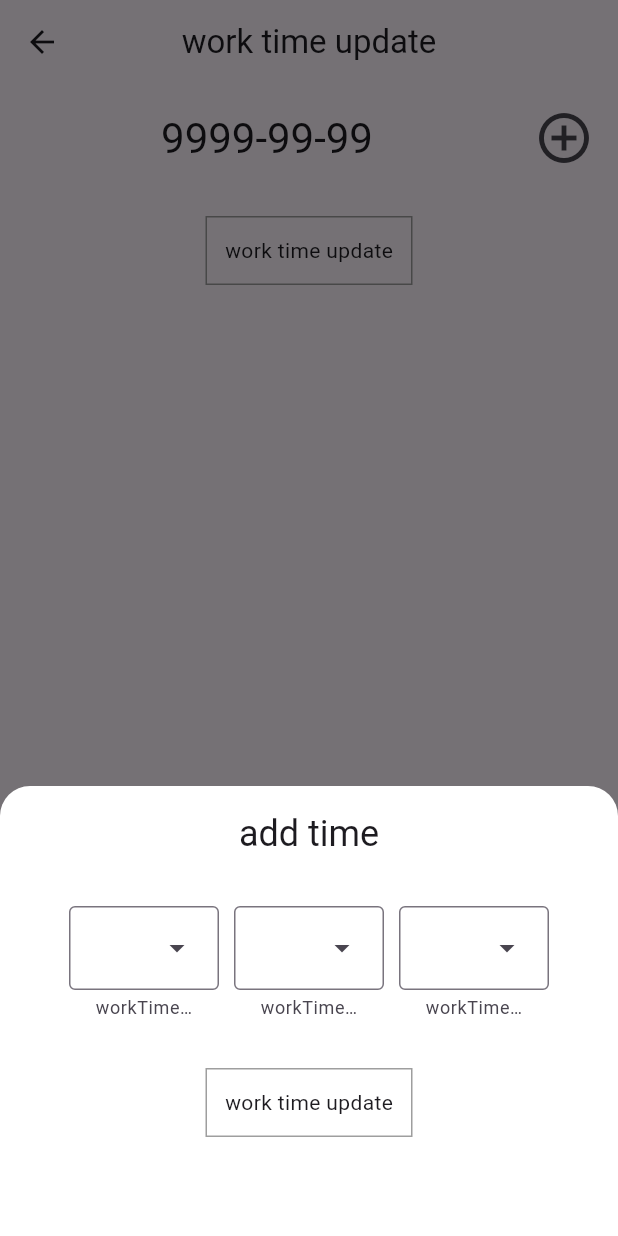
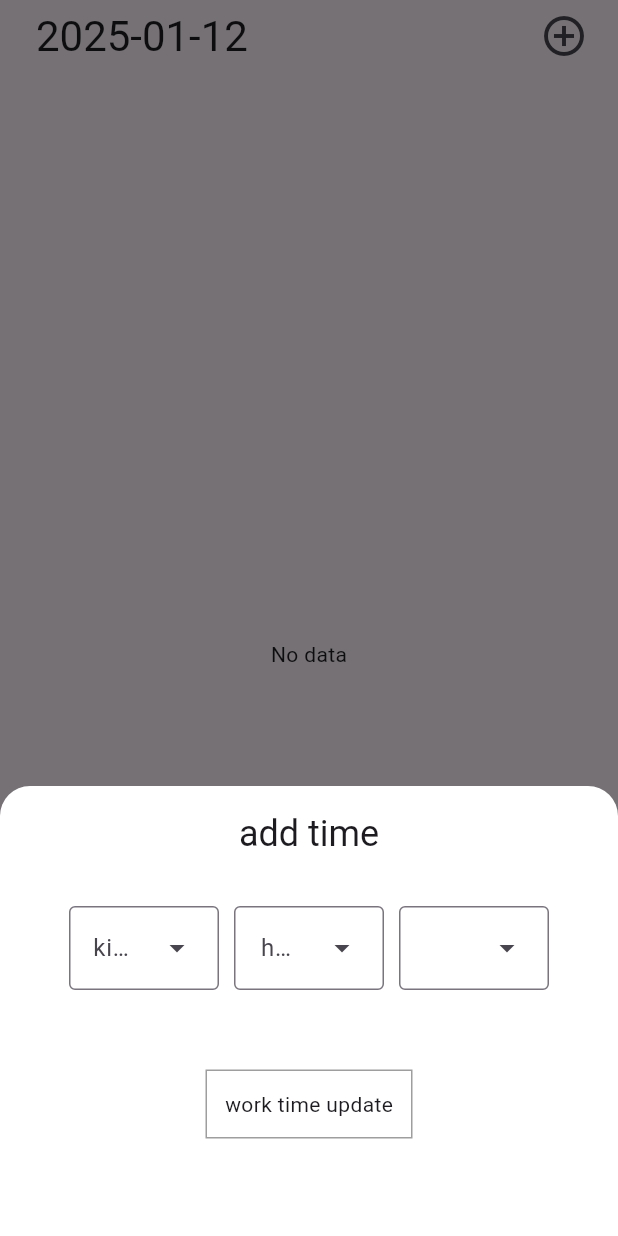
Before and after one commit to jhh78/tool_spot, a Flutter app: the WorkSheetModifyScreen screen opened directly, after a tap on the "add circle outline" icon, on a phone screen of 412 x 824 dp. Run offline on Flutter 3.47's test engine with Material 3 defaults, Android fonts, the phone set to English and light mode, and no system bars; our stand-ins replace flutter_dotenv, get, google_mobile_ads, hive, hive_flutter, sqflite and 4 more; missing offline and left inert: mobile_scanner; accounts and stored records are empty; network calls fail.

Commit message:
UI관련작업, 파일정리

```diff
--- a/lib/model/work_sheet.dart
+++ b/lib/model/work_sheet.dart
@@ -52,9 +52,9 @@ class WorkSheetViewModel {
 
   String? start_time;
   String? end_time;
-  int? value;
+  int value;
 
-  String? uuid;
+  String uuid;
 
   WorkSheetViewModel({
     required this.id,
@@ -64,6 +64,7 @@ class WorkSheetViewModel {
     required this.ymd,
     this.start_time,
     this.end_time,
-    this.value,
+    this.value = 0,
+    this.uuid = '',
   });
 }
--- a/lib/provider/translate_text.dart
+++ b/lib/provider/translate_text.dart
@@ -6,12 +6,10 @@ class TranslateText extends Translations {
         'ko_KR': {
           // 공통으로 사용됨
           'mainHomeTitle': '메인 화면',
-          'language_ko': '한국어',
-          'language_en': '영어',
-          'language_ja': '일본어',
           'showAdDescription': '광고를 시청하면 포인트를 얻을 수 있습니다\n광고를 시청하시겠습니까?',
           'showAd': '광고보기',
           'copiedText': '복사되었습니다',
+          'dataNotFound': '데이터가 없습니다',
 
           // errors
           'error': '오류가 발생하였습니다',
@@ -42,6 +40,8 @@ class TranslateText extends Translations {
           'translateButton': '변환하기(-20pt)',
 
           // 근무표
+          'timeSheetUnitHour': '시간',
+          'timeSheetUnitMinute': '분',
           'timeSheet': '근무표',
           'workSummary': '근무내역',
           'workStart': '출근',
@@ -54,16 +54,17 @@ class TranslateText extends Translations {
           'workTimeDetail': '시간변경',
           'workTimeUpdateFormUpdate': '근무시간 수정하기',
           'workTimeAddNewItem': '시간추가',
+          'workTimeAddNewItemKind': '종류',
+          'workTimeAddNewItemHour': '시',
+          'workTimeAddNewItemMinute': '분',
         },
         'ja_JP': {
           // 공통으로 사용됨
           'mainHomeTitle': 'メイン画面',
-          'language_ko': '韓国語',
-          'language_en': '英語',
-          'language_ja': '日本語',
           'showAdDescription': '広告を見るとポイントを獲得できます。\n広告を見ますか？',
           'showAd': '広告を見る',
           'copiedText': 'コピーされました',
+          'dataNotFound': 'データがありません',
 
           // errors
           'error': 'エラーが発生しました',
@@ -98,6 +99,8 @@ class TranslateText extends Translations {
           'translateButton': '変換する（-20pt）',
 
           // 勤務表
+          'timeSheetUnitHour': '時間',
+          'timeSheetUnitMinute': '分',
           'timeSheet': '勤務表',
           'workSummary': '勤務履歴',
           'workStart': '出勤',
@@ -110,16 +113,17 @@ class TranslateText extends Translations {
           'workTimeDetail': '時間変更',
           'workTimeUpdateFormUpdate': '勤務時間変更',
           'workTimeAddNewItem': '時間追加',
+          'workTimeAddNewItemKind': '種類',
+          'workTimeAddNewItemHour': '時間',
+          'workTimeAddNewItemMinute': '分',
         },
         'en_US': {
           // 공통으로 사용됨
           'mainHomeTitle': 'Main Screen',
-          'language_ko': 'Korean',
-          'language_en': 'English',
-          'language_ja': 'Japanese',
           'showAdDescription': 'You can earn points by watching ads.\nWould you like to watch an ad?',
           'showAd': 'Watch Ad',
           'copiedText': 'Copied',
+          'dataNotFound': 'No data',
 
           // errors
           'error': 'An error occurred',
@@ -154,6 +158,8 @@ class TranslateText extends Translations {
           'translateButton': 'Translate(-20pt)',
 
           // time sheet
+          'timeSheetUnitHour': 'hour',
+          'timeSheetUnitMinute': 'minute',
           'timeSheet': 'time sheet',
           'workSummary': 'work summary',
           'workStart': 'work start',
@@ -166,6 +172,9 @@ class TranslateText extends Translations {
           'workTimeDetail': 'time detail',
           'workTimeUpdateFormUpdate': 'work time update',
           'workTimeAddNewItem': 'add time',
+          'workTimeAddNewItemKind': 'kind',
+          'workTimeAddNewItemHour': 'hour',
+          'workTimeAddNewItemMinute': 'minute',
         },
       };
 }
--- /dev/null
+++ b/lib/provider/validate.dart
@@ -0,0 +1,9 @@
+import 'package:get/get.dart';
+
+class ValidateProvider extends GetxController {
+  final RxBool error = false.obs;
+
+  setError(bool value) {
+    error.value = value;
+  }
+}
--- a/lib/util/constants.dart
+++ b/lib/util/constants.dart
@@ -7,13 +7,21 @@ enum DEVICE_TYPES {
   w1400,
 }
 
-const double ICON_SIZE = 40;
+const double ICON_SIZE_12 = 12;
+const double ICON_SIZE_16 = 16;
+const double ICON_SIZE_20 = 20;
+const double ICON_SIZE_24 = 24;
+const double ICON_SIZE_28 = 28;
+const double ICON_SIZE_32 = 32;
+const double ICON_SIZE_36 = 32;
+const double ICON_SIZE_40 = 40;
+
 const int ADDRESS_TRANSLATE_INCREMENT_POINT = 30;
 const int ADDRESS_TRANSLATE_DECREMENT_POINT = 20;
 
 const String DATE_TIME_FORMAT = 'yyyy-MM-dd HH:mm:ss';
 const String DATE_FORMAT = 'yyyy-MM-dd';
-const String TIME_FORMAT = 'HH:mm:ss';
+const String TIME_FORMAT = 'HH : mm';
 
 const String WORK_SHEET_KIND_START = 'start';
 const String WORK_SHEET_KIND_END = 'end';
@@ -26,3 +34,11 @@ const String ROUTER_QRREADER = 'qrReader';
 const String ROUTER_ADDRESSTRANSLATE = 'addressTranslate';
 const String ROUTER_WORKSHEET = 'workSheet';
 const String ROUTER_WORKSHEET_MODIFY = 'workSheetModify';
+
+const double SPACE_SIZE_1 = 1.0;
+const double SPACE_SIZE_2 = 2.0;
+const double SPACE_SIZE_4 = 4.0;
+const double SPACE_SIZE_8 = 8.0;
+const double SPACE_SIZE_12 = 12.0;
+const double SPACE_SIZE_16 = 16.0;
+const double SPACE_SIZE_20 = 20.0;
--- a/lib/widget/menu.dart
+++ b/lib/widget/menu.dart
@@ -27,6 +27,9 @@ class MenuScreen extends StatelessWidget {
         icon: Icons.translate,
         callback: () => routerProvider.changeScreen(context, ROUTER_ADDRESSTRANSLATE),
       ),
+
+      // TODO: Add the following code to the MenuScreen widget
+      // QR작성기능
       MenuCard(
         descript: 'timeSheet'.tr,
         icon: Icons.schedule,
--- a/lib/widget/work_sheet/modify_form.dart
+++ b/lib/widget/work_sheet/modify_form.dart
@@ -4,8 +4,18 @@ import 'package:flutter/material.dart';
 import 'package:get/get.dart';
 import 'package:life_secretary/model/work_sheet.dart';
 import 'package:life_secretary/provider/router.dart';
+import 'package:life_secretary/provider/validate.dart';
 import 'package:life_secretary/provider/work_sheet.dart';
 import 'package:life_secretary/util/constants.dart';
+import 'package:life_secretary/util/util.dart';
+import 'package:life_secretary/widget/work_sheet/pats/dropdown_menu.dart';
+import 'package:life_secretary/widget/work_sheet/pats/modify_form_add_item.dart';
+
+const Map<String, dynamic> InitNewWorkData = {
+  'kind': '',
+  'h': -1,
+  'm': -1,
+};
 
 class WorkSheetModifyScreen extends StatefulWidget {
   const WorkSheetModifyScreen({super.key});
@@ -17,15 +27,13 @@ class WorkSheetModifyScreen extends StatefulWidget {
 class WorkSheetModifyScreenState extends State<WorkSheetModifyScreen> {
   final RouterProvider routerProvider = Get.put(RouterProvider());
   final WorkSheetProvider workSheetProvider = Get.put(WorkSheetProvider());
+  final ValidateProvider validateProvider = Get.put(ValidateProvider());
   final List<int> timeList = List.generate(23, (index) => index + 1);
   final List<int> minuteList = List.generate(60, (index) => index);
   final List<String> kindList = <String>['workStart'.tr, 'workEnd'.tr, 'workRefresh'.tr];
   List<WorkSheetViewModel> workSheetList = <WorkSheetViewModel>[];
-  Map<String, dynamic> newWorkData = <String, dynamic>{
-    'kind': '',
-    'h': '',
-    'm': '',
-  };
+  final Map<String, dynamic> newWorkData = Map.from(InitNewWorkData);
+  bool isValidate = true;
 
   @override
   void initState() {
@@ -43,10 +51,15 @@ class WorkSheetModifyScreenState extends State<WorkSheetModifyScreen> {
   void _onFocusChange() {
     if (routerProvider.workSheetModifyFocusNode.hasFocus) {
       log('\t\t\t\t\t\t\t\t\t\t WorkSheet Modify screen has focus');
+      validateProvider.setError(false);
       for (final item in workSheetProvider.filteredData) {
         item.uuid = UniqueKey().toString();
         workSheetList.add(item);
       }
+
+      setState(() {});
+    } else {
+      workSheetList.clear();
     }
   }
 
@@ -55,26 +68,6 @@ class WorkSheetModifyScreenState extends State<WorkSheetModifyScreen> {
     setState(() {
       workSheetList = workSheetList.where((element) => element.uuid != uuid).toList();
     });
-  }
-
-  DropdownMenu<int> renderDropDownMenu<T>({required List<T> list, int? initialSelection, String? helperText}) {
-    return DropdownMenu(
-      menuHeight: DROPDOWN_MENU_ITEM_HEIGHT,
-      width: 100,
-      initialSelection: initialSelection,
-      helperText: helperText,
-      textAlign: TextAlign.center,
-      dropdownMenuEntries: List.generate(list.length, (index) {
-        return DropdownMenuEntry(
-          label: list[index].toString(),
-          value: index,
-        );
-      }),
-      onSelected: (value) {
-        log('>>>>>>>>>>>>>>>>>>>> value: $value');
-        // workSheetProvider.breakTimeValue.value = value!;
-      },
-    );
   }
 
   Widget renderFormItems(BuildContext context, WorkSheetViewModel item) {
@@ -147,9 +140,9 @@ class WorkSheetModifyScreenState extends State<WorkSheetModifyScreen> {
           Row(
             children: [
               SizedBox(width: MediaQuery.of(context).size.width * 0.135),
-              renderDropDownMenu<int>(list: timeList, initialSelection: h),
+              DropdownMenuWidget(list: timeList, initialSelection: h),
               const SizedBox(width: 10),
-              renderDropDownMenu<int>(list: minuteList, initialSelection: m),
+              DropdownMenuWidget(list: minuteList, initialSelection: m),
             ],
           ),
         ],
@@ -157,82 +150,61 @@ class WorkSheetModifyScreenState extends State<WorkSheetModifyScreen> {
     );
   }
 
+  Widget renderUpdateSubmit() {
+    if (workSheetList.isEmpty) {
+      return Expanded(
+        child: Center(
+          child: Text('dataNotFound'.tr),
+        ),
+      );
+    }
+
+    return InkWell(
+      onTap: () {
+        log('>>>>>>>>>>>>>>>>>>>> update button');
+      },
+      child: Container(
+        padding: const EdgeInsets.all(SPACE_SIZE_12),
+        margin: const EdgeInsets.all(SPACE_SIZE_16),
+        decoration: BoxDecoration(
+          border: Border.all(color: Colors.grey),
+        ),
+        child: Text("workTimeUpdateFormUpdate".tr),
+      ),
+    );
+  }
+
   @override
   Widget build(BuildContext context) {
     return Scaffold(
-      appBar: AppBar(
-        title: Text('workTimeUpdateFormUpdate'.tr),
-        centerTitle: true,
-      ),
       body: Column(
         children: [
           Padding(
-            padding: const EdgeInsets.all(8.0),
+            padding: const EdgeInsets.only(left: 24, right: 12),
             child: Row(
               mainAxisAlignment: MainAxisAlignment.spaceBetween,
               children: [
-                Expanded(
-                  child: Row(
-                    mainAxisAlignment: MainAxisAlignment.center,
-                    children: [
-                      Text(
-                        "9999-99-99",
-                        style: Theme.of(context).textTheme.headlineMedium,
-                      )
-                    ],
-                  ),
+                Text(
+                  convertLocaleDateFormat(workSheetProvider.selectedDay.value),
+                  style: Theme.of(context).textTheme.headlineMedium,
                 ),
                 IconButton(
                   onPressed: () {
+                    newWorkData.clear();
+                    validateProvider.error.value = false;
+
                     Get.bottomSheet(
-                      Container(
-                        width: double.infinity,
-                        decoration: const BoxDecoration(
-                          color: Colors.white,
-                          borderRadius: BorderRadius.only(
-                            topLeft: Radius.circular(20),
-                            topRight: Radius.circular(20),
-                          ),
-                        ),
-                        height: 300,
-                        child: Column(
-                          children: [
-                            Padding(
-                              padding: const EdgeInsets.all(16.0),
-                              child: Text(
-                                'workTimeAddNewItem'.tr,
-                                style: Theme.of(context).textTheme.headlineSmall,
-                              ),
-                            ),
-                            Padding(
-                              padding: const EdgeInsets.all(16.0),
-                              child: Row(
-                                mainAxisAlignment: MainAxisAlignment.center,
-                                children: [
-                                  renderDropDownMenu<String>(list: kindList, helperText: 'workTimeAddNewItemKind'.tr),
-                                  const SizedBox(width: 10),
-                                  renderDropDownMenu<int>(list: timeList, helperText: 'workTimeAddNewItemHour'.tr),
-                                  const SizedBox(width: 10),
-                                  renderDropDownMenu<int>(list: minuteList, helperText: 'workTimeAddNewItemMinute'.tr),
-                                ],
-                              ),
-                            ),
-                            Container(
-                              padding: const EdgeInsets.all(12.0),
-                              margin: const EdgeInsets.all(16.0),
-                              decoration: BoxDecoration(
-                                border: Border.all(color: Colors.grey),
-                              ),
-                              child: Text("workTimeUpdateFormUpdate".tr),
-                            )
-                          ],
-                        ),
+                      ModifyFormAddItemWidget(
+                        newWorkData: newWorkData,
+                        kindList: kindList,
+                        timeList: timeList,
+                        minuteList: minuteList,
                       ),
                     );
                   },
                   icon: const Icon(
                     Icons.add_circle_outline,
-                    size: ICON_SIZE,
+                    size: ICON_SIZE_32,
                   ),
                 ),
               ],
@@ -243,19 +215,7 @@ class WorkSheetModifyScreenState extends State<WorkSheetModifyScreen> {
               return renderFormItems(context, item);
             }).toList(),
           ),
-          InkWell(
-            onTap: () {
-              log('>>>>>>>>>>>>>>>>>>>> update button');
-            },
-            child: Container(
-              padding: const EdgeInsets.all(12.0),
-              margin: const EdgeInsets.all(16.0),
-              decoration: BoxDecoration(
-                border: Border.all(color: Colors.grey),
-              ),
-              child: Text("workTimeUpdateFormUpdate".tr),
-            ),
-          ),
+          renderUpdateSubmit(),
         ],
       ),
     );
--- /dev/null
+++ b/lib/widget/work_sheet/pats/dropdown_menu.dart
@@ -0,0 +1,54 @@
+import 'package:flutter/material.dart';
+import 'package:get/get.dart';
+import 'package:life_secretary/provider/validate.dart';
+import 'package:life_secretary/util/constants.dart';
+
+class DropdownMenuWidget extends StatefulWidget {
+  const DropdownMenuWidget({
+    super.key,
+    required this.list,
+    this.onChanged,
+    this.initialSelection,
+    this.helperText,
+    this.errorText,
+  });
+
+  final List<dynamic> list;
+  final Function(int? value)? onChanged;
+
+  final int? initialSelection;
+  final String? helperText;
+  final String? errorText;
+
+  @override
+  State<DropdownMenuWidget> createState() => _DropdownMenuWidgetState();
+}
+
+class _DropdownMenuWidgetState extends State<DropdownMenuWidget> {
+  final ValidateProvider validateProvider = Get.put(ValidateProvider());
+
+  @override
+  Widget build(BuildContext context) {
+    return DropdownMenu(
+      inputDecorationTheme: InputDecorationTheme(
+        border: OutlineInputBorder(
+          borderRadius: BorderRadius.circular(4.0),
+        ),
+        errorStyle: const TextStyle(fontSize: 0),
+      ),
+      menuHeight: DROPDOWN_MENU_ITEM_HEIGHT,
+      width: 100,
+      initialSelection: widget.initialSelection,
+      hintText: widget.helperText,
+      textAlign: TextAlign.center,
+      errorText: !validateProvider.error.value ? null : "",
+      dropdownMenuEntries: List.generate(widget.list.length, (index) {
+        return DropdownMenuEntry(
+          label: widget.list[index].toString(),
+          value: index,
+        );
+      }),
+      onSelected: widget.onChanged,
+    );
+  }
+}
--- /dev/null
+++ b/lib/widget/work_sheet/pats/modify_form_add_item.dart
@@ -0,0 +1,84 @@
+import 'dart:developer';
+
+import 'package:flutter/material.dart';
+import 'package:get/get.dart';
+import 'package:life_secretary/provider/validate.dart';
+import 'package:life_secretary/util/constants.dart';
+import 'package:life_secretary/widget/work_sheet/pats/dropdown_menu.dart';
+
+class ModifyFormAddItemWidget extends StatelessWidget {
+  ModifyFormAddItemWidget({
+    super.key,
+    required this.newWorkData,
+    required this.timeList,
+    required this.minuteList,
+    required this.kindList,
+  });
+
+  final ValidateProvider validateProvider = Get.put(ValidateProvider());
+  final Map<String, dynamic> newWorkData;
+  final List<int> timeList;
+  final List<int> minuteList;
+  final List<String> kindList;
+
+  @override
+  Widget build(BuildContext context) {
+    return Container(
+        width: double.infinity,
+        decoration: const BoxDecoration(
+          color: Colors.white,
+          borderRadius: BorderRadius.only(
+            topLeft: Radius.circular(20),
+            topRight: Radius.circular(20),
+          ),
+        ),
+        height: 300,
+        child: Obx(
+          () => Column(
+            children: [
+              Padding(
+                padding: const EdgeInsets.all(16.0),
+                child: Text(
+                  'workTimeAddNewItem'.tr,
+                  style: Theme.of(context).textTheme.headlineSmall,
+                ),
+              ),
+              Padding(
+                padding: const EdgeInsets.all(16.0),
+                child: Row(
+                  mainAxisAlignment: MainAxisAlignment.center,
+                  children: [
+                    DropdownMenuWidget(list: kindList, helperText: 'workTimeAddNewItemKind'.tr),
+                    const SizedBox(width: 10),
+                    DropdownMenuWidget(list: timeList, helperText: 'workTimeAddNewItemHour'.tr),
+                    const SizedBox(width: 10),
+                    DropdownMenuWidget(list: minuteList, helperText: 'workTimeAddNewItemMinute'.tr),
+                  ],
+                ),
+              ),
+              Text(
+                validateProvider.error.value ? 'requiredData'.tr : '',
+                style: Theme.of(context).textTheme.bodyMedium?.copyWith(color: Colors.red),
+              ),
+              InkWell(
+                onTap: () {
+                  if (newWorkData.isEmpty) {
+                    log('>>>>>>>>>>>>>>>>>>>> add button ${newWorkData.toString()}');
+                    validateProvider.setError(true);
+                    return;
+                  }
+                },
+                child: Container(
+                  padding: const EdgeInsets.all(SPACE_SIZE_12),
+                  margin: const EdgeInsets.all(SPACE_SIZE_16),
+                  decoration: BoxDecoration(
+                    border: Border.all(color: Colors.grey),
+                  ),
+                  child: Text("workTimeUpdateFormUpdate".tr),
+                ),
+              )
+            ],
+          ),
+        ));
+  }
+}
```
Also changed, not shown: lib/provider/router.dart (+16 -0 lines), lib/screen/address_translate.dart (+4 -4 lines), lib/screen/main.dart (+4 -18 lines), lib/screen/work_sheet.dart (+55 -23 lines), lib/util/util.dart (+28 -22 lines), lib/widget/address_translate_history.dart (+7 -7 lines), lib/widget/setting_menu.dart (+5 -5 lines), lib/widget/work_sheet/bottom_navigation_bar.dart (+4 -4 lines), lib/widget/work_sheet/home.dart (deleted, +0 -165 lines).
